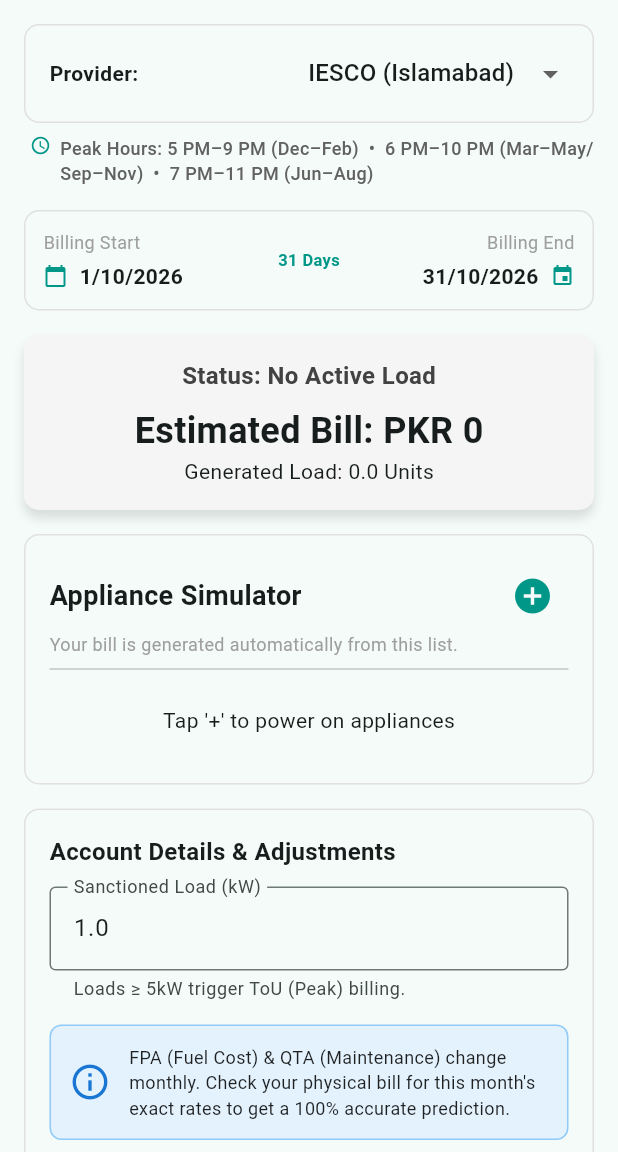
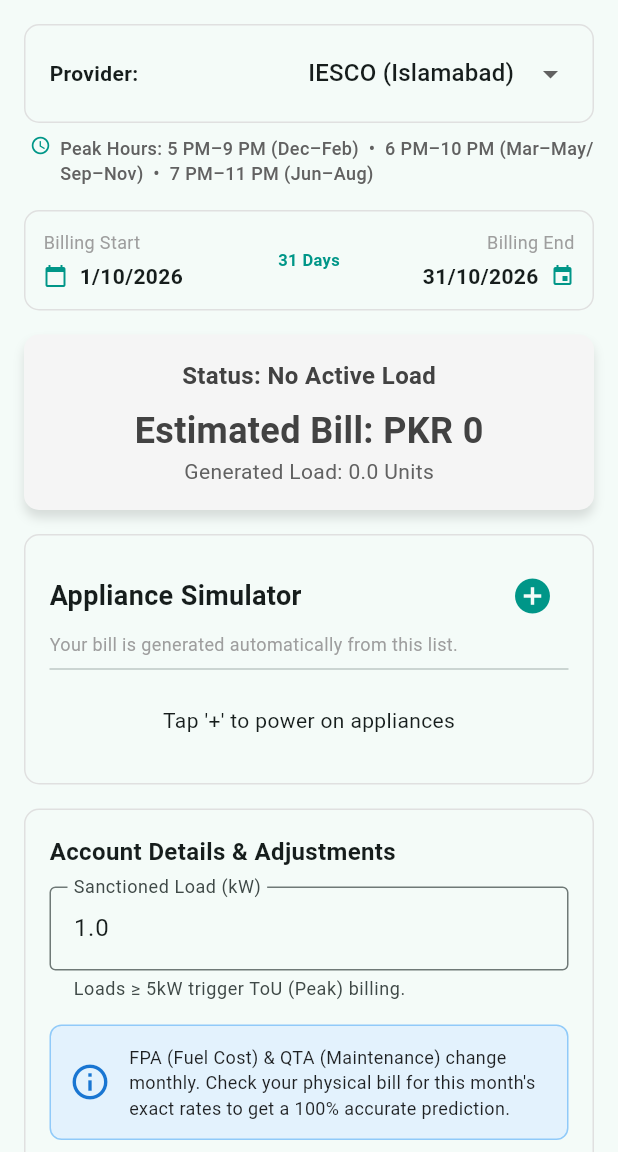
Before and after one commit to KhanSharjeel/billshield, a Flutter app: the screen it shows after launch, on a phone screen of 412 x 824 dp, the part 84-1236 px from its top. Run offline on Flutter 3.47's test engine with Material 3 defaults, Android fonts, the phone set to English and light mode, and no system bars.

Commit message:
updated dashboard

```diff
--- a/lib/pages/dashboard.dart
+++ b/lib/pages/dashboard.dart
@@ -1,7 +1,6 @@
 import 'package:flutter/material.dart';
 import '../models/nepra_engine.dart';
 
-// --- APPLIANCE DATA MODEL ---
 class ApplianceItem {
   String name;
   double wattage;
@@ -17,13 +16,11 @@
     required this.peakHoursPerDay,
   });
 
-  // Now dynamically accepts the exact number of days in the selected billing cycle
   double getMonthlyOffPeakUnits(int days) => (wattage * quantity * offPeakHoursPerDay * days) / 1000.0;
   double getMonthlyPeakUnits(int days) => (wattage * quantity * peakHoursPerDay * days) / 1000.0;
 }
 
 class Dashboard extends StatefulWidget {
-  // New variables to receive the theme state from main.dart
   final bool isDarkMode;
   final Function(bool) onThemeChanged;
 
@@ -40,13 +37,11 @@
 class _DashboardState extends State<Dashboard> {
   final GlobalKey<FormState> _formStateKey = GlobalKey<FormState>();
 
-  // --- STATE VARIABLES ---
   double _fpaRate = 0.0;
   double _qtaRate = 0.0;
   double _sanctionedLoad = 1.0;
   bool _isProtected = true;
 
-  // --- DATE VARIABLES (Billing Cycle) ---
   DateTime _startDate = DateTime(DateTime.now().year, DateTime.now().month, 1);
   DateTime _endDate = DateTime(DateTime.now().year, DateTime.now().month + 1, 0);
 
@@ -72,13 +67,11 @@
     _calculateBill();
   }
 
-  // Calculates exact days between selected dates
   int get _billingDays {
     int days = _endDate.difference(_startDate).inDays + 1;
-    return days > 0 ? days : 1; // Prevent negative or zero days
+    return days > 0 ? days : 1;
   }
 
-  // --- DYNAMIC PEAK HOURS TEXT ---
   String get _peakHoursText {
     if (_selectedProvider.contains('K-Electric')) {
       return "Peak Hours: 6:30 PM–10:30 PM (Apr–Oct)  •  6:00 PM–10:00 PM (Nov–Mar)";
@@ -113,8 +106,10 @@
     }
   }
 
-  // --- CALENDAR DATE PICKER ---
   Future<void> _selectDate(BuildContext context, bool isStart) async {
+    // Check the live theme so the calendar matches perfectly
+    final bool isDarkTheme = Theme.of(context).brightness == Brightness.dark;
+
     final DateTime? picked = await showDatePicker(
       context: context,
       initialDate: isStart ? _startDate : _endDate,
@@ -123,7 +118,7 @@
       builder: (context, child) {
         return Theme(
           data: Theme.of(context).copyWith(
-            colorScheme: widget.isDarkMode
+            colorScheme: isDarkTheme
                 ? const ColorScheme.dark(primary: Colors.tealAccent, onPrimary: Colors.black)
                 : const ColorScheme.light(primary: Colors.teal, onPrimary: Colors.white),
           ),
@@ -136,23 +131,20 @@
       setState(() {
         if (isStart) {
           _startDate = picked;
-          // Ensure end date is not before start date
           if (_endDate.isBefore(_startDate)) {
             _endDate = _startDate.add(const Duration(days: 30));
           }
         } else {
           _endDate = picked;
-          // Ensure start date is not after end date
           if (_startDate.isAfter(_endDate)) {
             _startDate = _endDate.subtract(const Duration(days: 30));
           }
         }
-        _calculateBill(); // Recalculate bill with new date length
+        _calculateBill();
       });
     }
   }
 
-  // --- DIALOG FOR ADDING APPLIANCES ---
   void _showAddApplianceDialog() {
     String selectedPreset = 'Standard Bulb (50W)';
     final TextEditingController nameController = TextEditingController(text: 'Standard Bulb');
@@ -297,13 +289,15 @@
 
   @override
   Widget build(BuildContext context) {
+    // FIX: This line actively checks the real global theme from main.dart
+    final bool isDarkTheme = Theme.of(context).brightness == Brightness.dark;
+
     final bool inDangerZone = _billBreakdown['isDangerZone'] ?? false;
     final bool isToU = _billBreakdown['isToU'] ?? false;
     final double total = _billBreakdown['estimatedTotal'] ?? 0.0;
     final double finalUnits = _billBreakdown['totalUnits'] ?? 0.0;
 
-    // A helper to make the borders look nice in both dark and light modes
-    final Color borderColor = widget.isDarkMode ? Colors.white24 : Colors.grey.shade300;
+    final Color borderColor = isDarkTheme ? Colors.white24 : Colors.grey.shade300;
 
     return Scaffold(
       appBar: AppBar(
@@ -311,12 +305,11 @@
         backgroundColor: Colors.teal,
         foregroundColor: Colors.white,
         actions: [
-          // --- THE NEW DARK MODE TOGGLE ---
           Row(
             children: [
-              Icon(widget.isDarkMode ? Icons.dark_mode : Icons.light_mode, size: 20),
+              Icon(isDarkTheme ? Icons.dark_mode : Icons.light_mode, size: 20),
               Switch(
-                value: widget.isDarkMode,
+                value: isDarkTheme,
                 onChanged: widget.onThemeChanged,
                 activeColor: Colors.tealAccent,
                 activeTrackColor: Colors.teal.shade700,
@@ -325,7 +318,6 @@
               ),
             ],
           ),
-          // --- YOUR EXISTING LOGO ---
           Padding(
             padding: const EdgeInsets.only(right: 16.0, left: 4.0),
             child: Center(
@@ -350,7 +342,6 @@
             child: Column(
               crossAxisAlignment: CrossAxisAlignment.stretch,
               children: <Widget>[
-                // --- PROVIDER SELECTION ---
                 Container(
                   padding: const EdgeInsets.symmetric(horizontal: 16.0, vertical: 8.0),
                   decoration: BoxDecoration(
@@ -383,18 +374,17 @@
                   ),
                 ),
 
-                // DYNAMIC PEAK HOURS TEXT
                 Padding(
                   padding: const EdgeInsets.only(top: 8.0, left: 4.0),
                   child: Row(
                     crossAxisAlignment: CrossAxisAlignment.start,
                     children: [
-                      Icon(Icons.access_time, size: 14, color: widget.isDarkMode ? Colors.tealAccent : Colors.teal),
+                      Icon(Icons.access_time, size: 14, color: isDarkTheme ? Colors.tealAccent : Colors.teal),
                       const SizedBox(width: 6),
                       Expanded(
                         child: Text(
                           _peakHoursText,
-                          style: TextStyle(fontSize: 12, color: widget.isDarkMode ? Colors.grey.shade400 : Colors.grey.shade700, fontWeight: FontWeight.w500),
+                          style: TextStyle(fontSize: 12, color: isDarkTheme ? Colors.grey.shade400 : Colors.grey.shade700, fontWeight: FontWeight.w500),
                         ),
                       ),
                     ],
@@ -402,7 +392,6 @@
                 ),
                 const SizedBox(height: 16),
 
-                // --- BILLING CYCLE DATES ---
                 Container(
                   padding: const EdgeInsets.all(12.0),
                   decoration: BoxDecoration(
@@ -417,11 +406,11 @@
                           child: Column(
                             crossAxisAlignment: CrossAxisAlignment.start,
                             children: [
-                              Text("Billing Start", style: TextStyle(fontSize: 12, color: widget.isDarkMode ? Colors.grey.shade400 : Colors.grey)),
+                              Text("Billing Start", style: TextStyle(fontSize: 12, color: isDarkTheme ? Colors.grey.shade400 : Colors.grey)),
                               const SizedBox(height: 4),
                               Row(
                                 children: [
-                                  Icon(Icons.calendar_today, size: 16, color: widget.isDarkMode ? Colors.tealAccent : Colors.teal),
+                                  Icon(Icons.calendar_today, size: 16, color: isDarkTheme ? Colors.tealAccent : Colors.teal),
                                   const SizedBox(width: 8),
                                   Text("${_startDate.day}/${_startDate.month}/${_startDate.year}",
                                       style: const TextStyle(fontWeight: FontWeight.bold)),
@@ -433,7 +422,7 @@
                       ),
                       Container(
                         padding: const EdgeInsets.symmetric(horizontal: 8),
-                        child: Text("$_billingDays Days", style: TextStyle(fontSize: 11, color: widget.isDarkMode ? Colors.tealAccent : Colors.teal, fontWeight: FontWeight.bold)),
+                        child: Text("$_billingDays Days", style: TextStyle(fontSize: 11, color: isDarkTheme ? Colors.tealAccent : Colors.teal, fontWeight: FontWeight.bold)),
                       ),
                       Expanded(
                         child: InkWell(
@@ -441,7 +430,7 @@
                           child: Column(
                             crossAxisAlignment: CrossAxisAlignment.end,
                             children: [
-                              Text("Billing End", style: TextStyle(fontSize: 12, color: widget.isDarkMode ? Colors.grey.shade400 : Colors.grey)),
+                              Text("Billing End", style: TextStyle(fontSize: 12, color: isDarkTheme ? Colors.grey.shade400 : Colors.grey)),
                               const SizedBox(height: 4),
                               Row(
                                 mainAxisAlignment: MainAxisAlignment.end,
@@ -449,7 +438,7 @@
                                   Text("${_endDate.day}/${_endDate.month}/${_endDate.year}",
                                       style: const TextStyle(fontWeight: FontWeight.bold)),
                                   const SizedBox(width: 8),
-                                  Icon(Icons.event, size: 16, color: widget.isDarkMode ? Colors.tealAccent : Colors.teal),
+                                  Icon(Icons.event, size: 16, color: isDarkTheme ? Colors.tealAccent : Colors.teal),
                                 ],
                               ),
                             ],
@@ -461,18 +450,16 @@
                 ),
                 const SizedBox(height: 16),
 
-                // --- STATUS DASHBOARD ---
                 AnimatedContainer(
                   duration: const Duration(milliseconds: 500),
                   curve: Curves.elasticOut,
                   padding: const EdgeInsets.all(16.0),
                   decoration: BoxDecoration(
-                    // These ternary operators ensure the colors look great in both Dark and Light modes!
                     color: finalUnits == 0
-                        ? (widget.isDarkMode ? Colors.grey.shade800 : Colors.grey.shade100)
+                        ? (isDarkTheme ? Colors.grey.shade800 : Colors.grey.shade100)
                         : (inDangerZone
-                        ? (widget.isDarkMode ? Colors.red.shade900 : Colors.red.shade100)
-                        : (widget.isDarkMode ? Colors.teal.shade900 : Colors.teal.shade50)),
+                        ? (isDarkTheme ? Colors.red.shade900 : Colors.red.shade100)
+                        : (isDarkTheme ? Colors.teal.shade900 : Colors.teal.shade50)),
                     borderRadius: BorderRadius.circular(10.0),
                     boxShadow: const [
                       BoxShadow(color: Colors.black12, blurRadius: 5.0, offset: Offset(0.0, 5.0))
@@ -492,24 +479,38 @@
                           fontSize: 16.0,
                           fontWeight: FontWeight.bold,
                           color: finalUnits == 0
-                              ? (widget.isDarkMode ? Colors.grey.shade300 : Colors.grey.shade800)
+                              ? (isDarkTheme ? Colors.grey.shade300 : Colors.grey.shade800)
                               : (inDangerZone
-                              ? (widget.isDarkMode ? Colors.red.shade100 : Colors.red.shade900)
-                              : (widget.isDarkMode ? Colors.tealAccent : Colors.teal.shade900)),
+                              ? (isDarkTheme ? Colors.red.shade100 : Colors.red.shade900)
+                              : (isDarkTheme ? Colors.tealAccent : Colors.teal.shade900)),
                         ),
                       ),
                       const SizedBox(height: 8),
                       Text("Estimated Bill: PKR ${total.toStringAsFixed(0)}",
-                          style: const TextStyle(fontSize: 24.0, fontWeight: FontWeight.bold)),
+                          style: TextStyle(
+                            fontSize: 24.0,
+                            fontWeight: FontWeight.bold,
+                            color: finalUnits == 0
+                                ? (isDarkTheme ? Colors.grey.shade300 : Colors.grey.shade800)
+                                : (inDangerZone
+                                ? (isDarkTheme ? Colors.red.shade100 : Colors.red.shade900)
+                                : (isDarkTheme ? Colors.tealAccent : Colors.teal.shade900)),
+                          )),
                       Text("Generated Load: ${finalUnits.toStringAsFixed(1)} Units",
-                          style: const TextStyle(fontSize: 14.0)),
+                          style: TextStyle(
+                            fontSize: 14.0,
+                            color: finalUnits == 0
+                                ? (isDarkTheme ? Colors.grey.shade400 : Colors.grey.shade700)
+                                : (inDangerZone
+                                ? (isDarkTheme ? Colors.red.shade200 : Colors.red.shade900)
+                                : (isDarkTheme ? Colors.tealAccent.shade100 : Colors.teal.shade800)),
+                          )),
                     ],
                   ),
                 ),
 
                 const SizedBox(height: 16),
 
-                // --- APPLIANCE SIMULATOR ---
                 Container(
                   padding: const EdgeInsets.all(16.0),
                   decoration: BoxDecoration(
@@ -525,13 +526,13 @@
                           const Text("Appliance Simulator",
                               style: TextStyle(fontSize: 18, fontWeight: FontWeight.bold)),
                           IconButton(
-                            icon: Icon(Icons.add_circle, color: widget.isDarkMode ? Colors.tealAccent : Colors.teal, size: 28),
+                            icon: Icon(Icons.add_circle, color: isDarkTheme ? Colors.tealAccent : Colors.teal, size: 28),
                             onPressed: _showAddApplianceDialog,
                           )
                         ],
                       ),
                       Text("Your bill is generated automatically from this list.",
-                          style: TextStyle(fontSize: 12, color: widget.isDarkMode ? Colors.grey.shade400 : Colors.grey)),
+                          style: TextStyle(fontSize: 12, color: isDarkTheme ? Colors.grey.shade400 : Colors.grey)),
                       const Divider(),
                       if (_appliances.isEmpty)
                         const Padding(
@@ -564,7 +565,6 @@
 
                 const SizedBox(height: 16),
 
-                // --- ACCOUNT & TARIFF ADJUSTMENTS ---
                 Form(
                   key: _formStateKey,
                   autovalidateMode: AutovalidateMode.always,
@@ -592,22 +592,21 @@
                         ),
                         const SizedBox(height: 16),
 
-                        // Explanation Box
                         Container(
                           padding: const EdgeInsets.all(12.0),
                           decoration: BoxDecoration(
-                            color: widget.isDarkMode ? Colors.blue.shade900.withOpacity(0.3) : Colors.blue.shade50,
+                            color: isDarkTheme ? Colors.blue.shade900.withOpacity(0.3) : Colors.blue.shade50,
                             borderRadius: BorderRadius.circular(8.0),
-                            border: Border.all(color: widget.isDarkMode ? Colors.blue.shade700 : Colors.blue.shade200),
+                            border: Border.all(color: isDarkTheme ? Colors.blue.shade700 : Colors.blue.shade200),
                           ),
                           child: Row(
                             children: [
-                              Icon(Icons.info_outline, color: widget.isDarkMode ? Colors.blueAccent : Colors.blue.shade700, size: 28),
+                              Icon(Icons.info_outline, color: isDarkTheme ? Colors.blueAccent : Colors.blue.shade700, size: 28),
                               const SizedBox(width: 12),
                               Expanded(
                                 child: Text(
                                   "FPA (Fuel Cost) & QTA (Maintenance) change monthly. Check your physical bill for this month's exact rates to get a 100% accurate prediction.",
-                                  style: TextStyle(fontSize: 12, color: widget.isDarkMode ? Colors.white70 : Colors.black87),
+                                  style: TextStyle(fontSize: 12, color: isDarkTheme ? Colors.white70 : Colors.black87),
                                 ),
                               ),
                             ],
```
